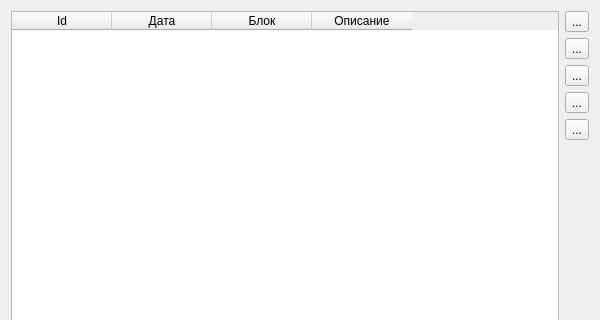
Qt form trreportsform.ui (Balyaev-D-A/MFDB) before a commit; both pictures show x 0 to 600 and y 0 to 320 of the 600 by 472 pixel window.
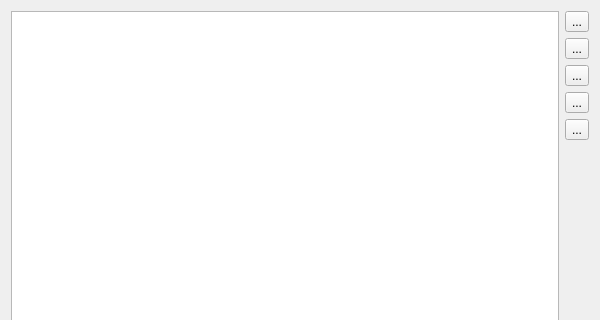
The same form after that commit. Icons and pictures are not drawn.

Commit message: Исправлена неработающая кнопка "." на нумпаде

The edit to the form file:
```diff
--- a/trreportsform.ui
+++ b/trreportsform.ui
@@ -28,7 +28,7 @@
         <enum>QAbstractItemView::SelectRows</enum>
        </property>
        <attribute name="horizontalHeaderVisible">
-        <bool>true</bool>
+        <bool>false</bool>
        </attribute>
        <attribute name="verticalHeaderVisible">
         <bool>false</bool>
```
Left out of the diff: 15 changed lines with no effect on the pictures. The commit also changes 6 other files.
